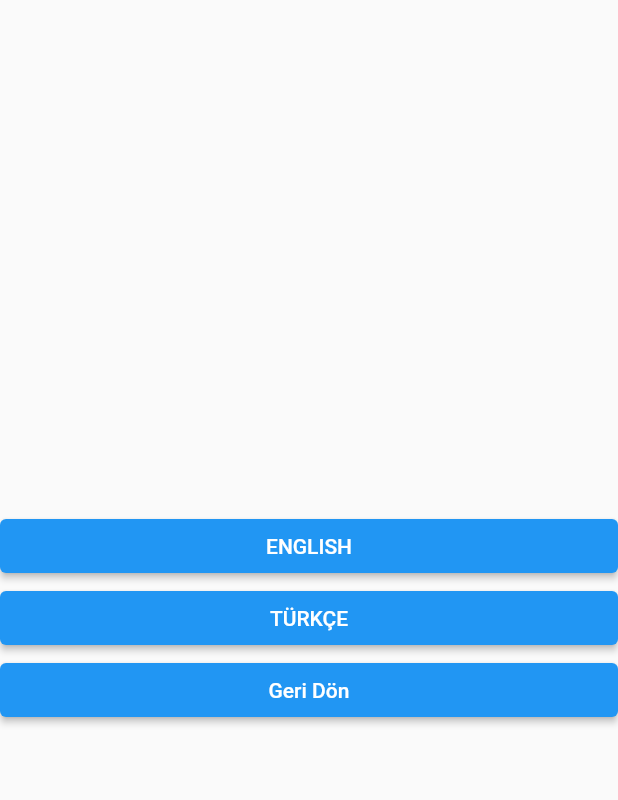
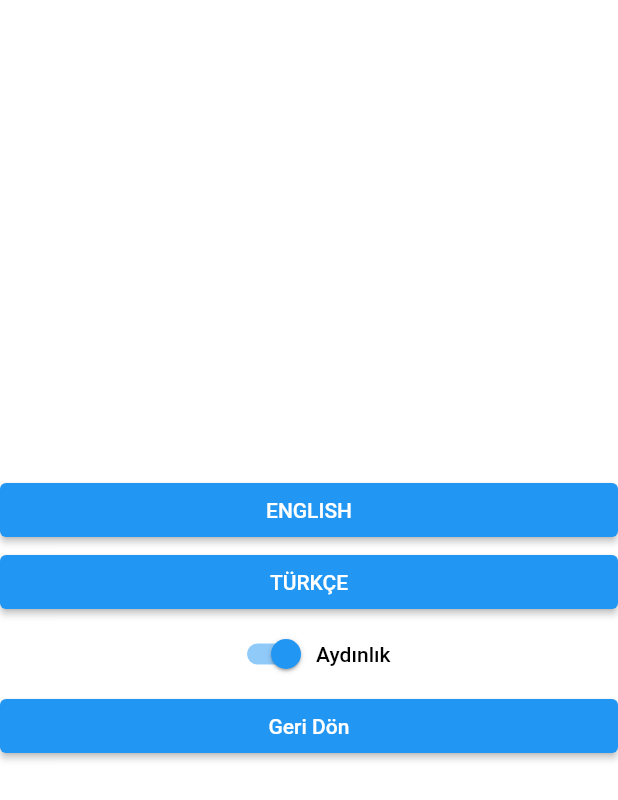
Before and after one commit to hasan-ciftci/bloc-base-project, a Flutter app: the HomeView screen opened directly, on a phone screen of 412 x 824 dp. Shown: the top 800 px of the screen. Run offline on Flutter 3.47's test engine with Material 2 defaults, Android fonts, the phone set to English and light mode, and no system bars; our stand-ins replace bloc, dio, easy_localization, flutter_bloc.

Commit message:
Light theme Dark theme switch added.

```diff
--- /dev/null
+++ b/lib/core/init/theme/theme.dart
@@ -0,0 +1,27 @@
+import 'package:flutter/material.dart';
+
+class AppThemes {
+  static final appThemeData = {
+    AppTheme.LIGHT_THEME: ThemeData(
+      scaffoldBackgroundColor: Colors.white,
+      primarySwatch: Colors.blue,
+      backgroundColor: Colors.white,
+      textTheme: TextTheme(
+        bodyText1: TextStyle(color: Colors.black),
+      ),
+    ),
+    AppTheme.DARK_THEME: ThemeData(
+      scaffoldBackgroundColor: Colors.black,
+      primarySwatch: Colors.teal,
+      backgroundColor: Colors.black,
+      textTheme: TextTheme(
+        bodyText1: TextStyle(color: Colors.white),
+      ),
+    ),
+  };
+}
+
+enum AppTheme {
+  LIGHT_THEME,
+  DARK_THEME,
+}
--- a/lib/main.dart
+++ b/lib/main.dart
@@ -1,11 +1,14 @@
 import 'package:bloc_base_project/core/constants/app/app_constants.dart';
 import 'package:bloc_base_project/core/init/lang/language_manager.dart';
-import 'package:bloc_base_project/core/init/navigation/navigation_service.dart';
+import 'package:bloc_base_project/presentation/blocs/theme/theme_bloc.dart';
+import 'package:bloc_base_project/presentation/blocs/theme/theme_state.dart';
 import 'package:bloc_base_project/presentation/views/login_view.dart';
 import 'package:easy_localization/easy_localization.dart';
 import 'package:flutter/material.dart';
+import 'package:flutter_bloc/flutter_bloc.dart';
 
 import 'core/init/navigation/navigation_routes.dart';
+import 'core/init/navigation/navigation_service.dart';
 
 Future<void> main() async {
   WidgetsFlutterBinding.ensureInitialized();
@@ -24,7 +27,12 @@ Future<void> main() async {
 class BLoCBaseProject extends StatelessWidget {
   @override
   Widget build(BuildContext context) {
+    return BlocProvider(
+      create: (BuildContext context) => ThemeBloc(),
+      child: BlocBuilder<ThemeBloc, ThemeState>(
+        builder: (BuildContext context, ThemeState themeState) {
           return MaterialApp(
+            theme: themeState.themeData,
             localizationsDelegates: context.localizationDelegates,
             supportedLocales: context.supportedLocales,
             locale: context.locale,
@@ -33,5 +41,8 @@ class BLoCBaseProject extends StatelessWidget {
             onGenerateRoute: NavigationRoutes.instance.generateRoute,
             home: LoginView(),
           );
+        },
+      ),
+    );
   }
 }
--- /dev/null
+++ b/lib/presentation/blocs/theme/theme_bloc.dart
@@ -0,0 +1,19 @@
+import 'package:bloc/bloc.dart';
+import 'package:bloc_base_project/core/init/theme/theme.dart';
+import 'package:bloc_base_project/presentation/blocs/theme/theme_event.dart';
+import 'package:bloc_base_project/presentation/blocs/theme/theme_state.dart';
+
+class ThemeBloc extends Bloc<ThemeEvent, ThemeState> {
+  ThemeBloc()
+      : super(ThemeState(
+            themeData: AppThemes.appThemeData[AppTheme.LIGHT_THEME]));
+
+  @override
+  Stream<ThemeState> mapEventToState(ThemeEvent event) async* {
+    if (event is ThemeEvent) {
+      yield ThemeState(
+        themeData: AppThemes.appThemeData[event.appTheme],
+      );
+    }
+  }
+}
--- /dev/null
+++ b/lib/presentation/blocs/theme/theme_event.dart
@@ -0,0 +1,7 @@
+import 'package:bloc_base_project/core/init/theme/theme.dart';
+
+class ThemeEvent {
+  final AppTheme appTheme;
+
+  ThemeEvent({this.appTheme});
+}
--- /dev/null
+++ b/lib/presentation/blocs/theme/theme_state.dart
@@ -0,0 +1,7 @@
+import 'package:flutter/material.dart';
+
+class ThemeState {
+  final ThemeData themeData;
+
+  ThemeState({this.themeData});
+}
--- a/lib/presentation/views/home_view.dart
+++ b/lib/presentation/views/home_view.dart
@@ -1,11 +1,27 @@
 import 'package:bloc_base_project/core/constants/navigation/navigation_constants.dart';
 import 'package:bloc_base_project/core/init/lang/language_manager.dart';
 import 'package:bloc_base_project/core/init/navigation/navigation_service.dart';
+import 'package:bloc_base_project/core/init/theme/theme.dart';
+import 'package:bloc_base_project/presentation/blocs/theme/theme_bloc.dart';
+import 'package:bloc_base_project/presentation/blocs/theme/theme_event.dart';
 import 'package:bloc_base_project/presentation/widgets/locale_text.dart';
 import 'package:easy_localization/easy_localization.dart';
 import 'package:flutter/material.dart';
+import 'package:flutter_bloc/flutter_bloc.dart';
 
-class HomeView extends StatelessWidget {
+class HomeView extends StatefulWidget {
+  @override
+  _HomeViewState createState() => _HomeViewState();
+}
+
+class _HomeViewState extends State<HomeView> {
+  AppTheme _currentTheme = AppTheme.LIGHT_THEME;
+
+  _changeTheme(bool isDarkTheme) {
+    _currentTheme = isDarkTheme ? AppTheme.LIGHT_THEME : AppTheme.DARK_THEME;
+    context.read<ThemeBloc>().add(ThemeEvent(appTheme: _currentTheme));
+  }
+
   @override
   Widget build(BuildContext context) {
     return Scaffold(
@@ -23,6 +39,24 @@ class HomeView extends StatelessWidget {
                 context.setLocale(LanguageManager.instance.trLocale);
               },
               child: Text("TÜRKÇE")),
+          Center(
+            child: Row(
+              mainAxisAlignment: MainAxisAlignment.center,
+              children: [
+                Switch(
+                    value: _currentTheme == AppTheme.LIGHT_THEME,
+                    onChanged: (val) {
+                      _changeTheme(val);
+                    }),
+                Text(
+                  _currentTheme == AppTheme.LIGHT_THEME
+                      ? "Aydınlık"
+                      : "Karanlık",
+                  style: Theme.of(context).textTheme.bodyText1,
+                ),
+              ],
+            ),
+          ),
           ElevatedButton(
               onPressed: () {
                 NavigationService.instance
```
Lines whose indentation alone changed are shown as unchanged.
